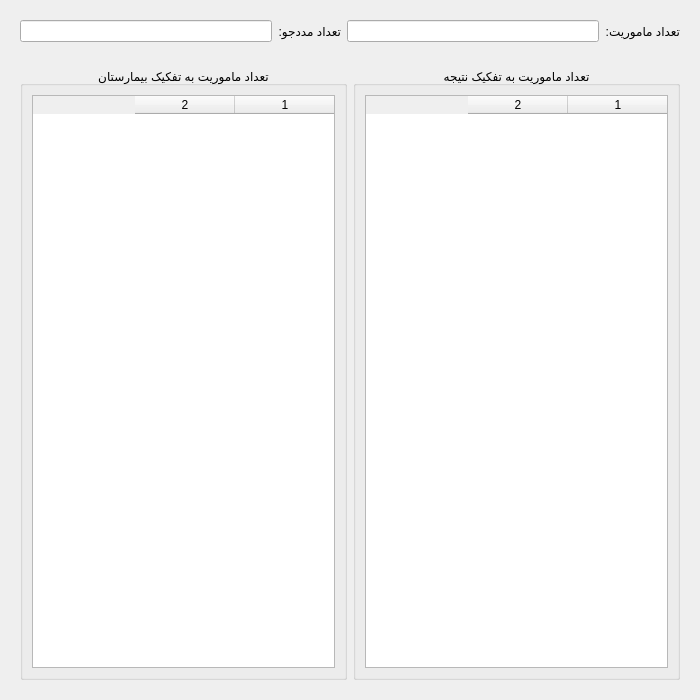
The window that src/hamyar_paygah/new_ui/widgets/analysis_page.ui (MohsenHNSJ/HamyarPaygahPy) describes before a commit, drawn with Qt 5.
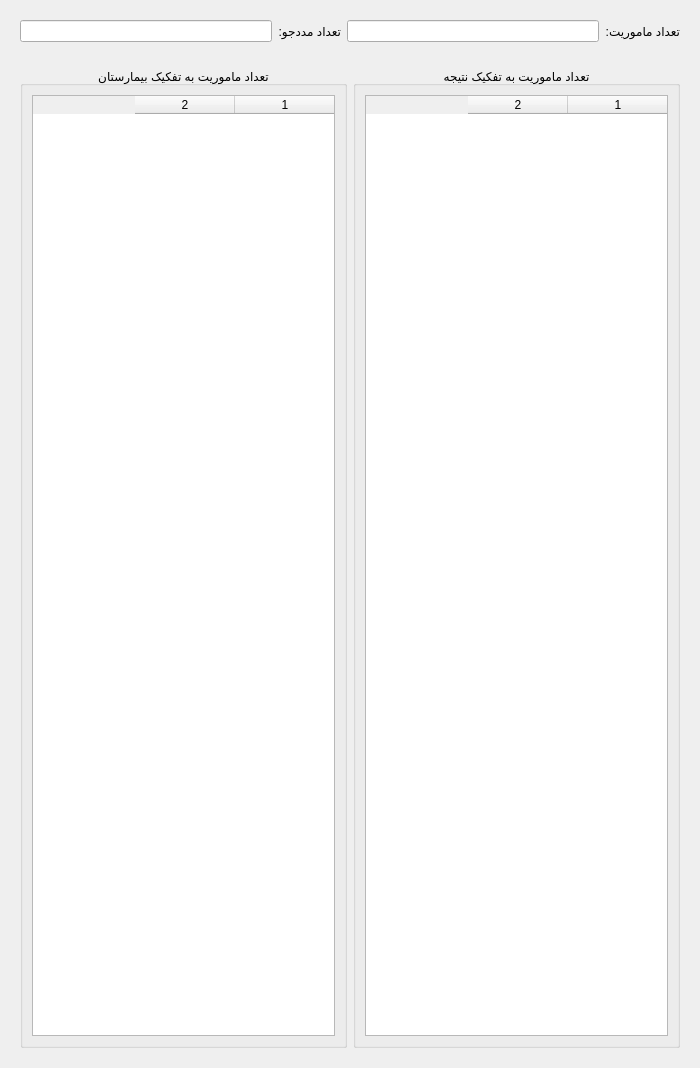
The same window after the commit.

Commit message: Async refinements

Diff of the .ui file:
```diff
--- a/src/hamyar_paygah/new_ui/widgets/analysis_page.ui
+++ b/src/hamyar_paygah/new_ui/widgets/analysis_page.ui
@@ -7,7 +7,7 @@
     <x>0</x>
     <y>0</y>
     <width>700</width>
-    <height>700</height>
+    <height>1064</height>
    </rect>
   </property>
   <property name="sizePolicy">
@@ -80,6 +80,12 @@
    </item>
    <item>
     <widget class="QWidget" name="section_2" native="true">
+     <property name="minimumSize">
+      <size>
+       <width>0</width>
+       <height>1000</height>
+      </size>
+     </property>
      <layout class="QHBoxLayout" name="horizontalLayout_2">
       <item>
        <widget class="QGroupBox" name="missions_per_result_groupBox">
```
Left out of the diff: 12 changed lines with no effect on the pictures. The commit also changes 2 other files.
